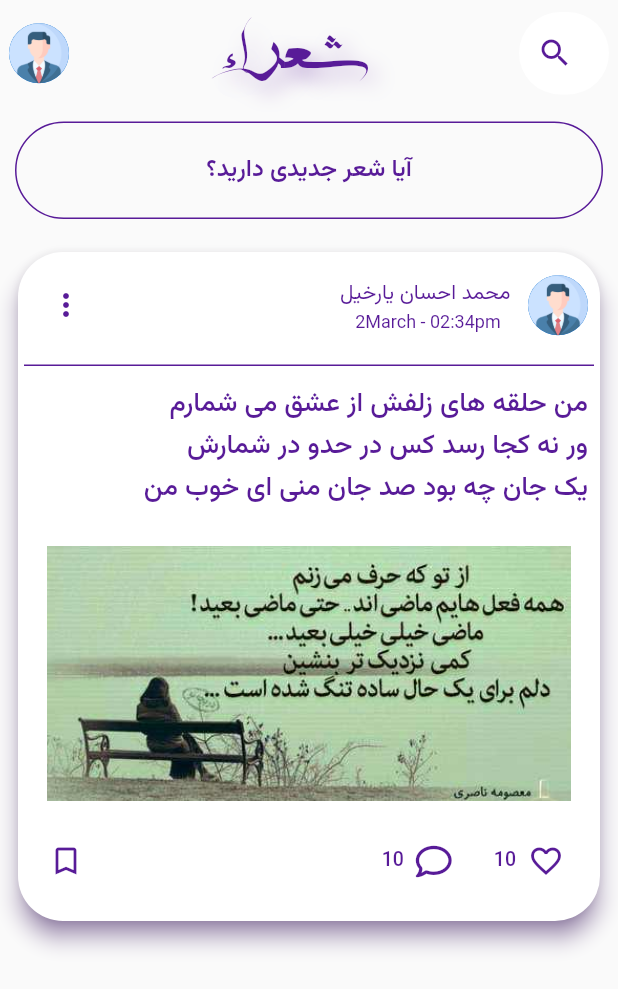
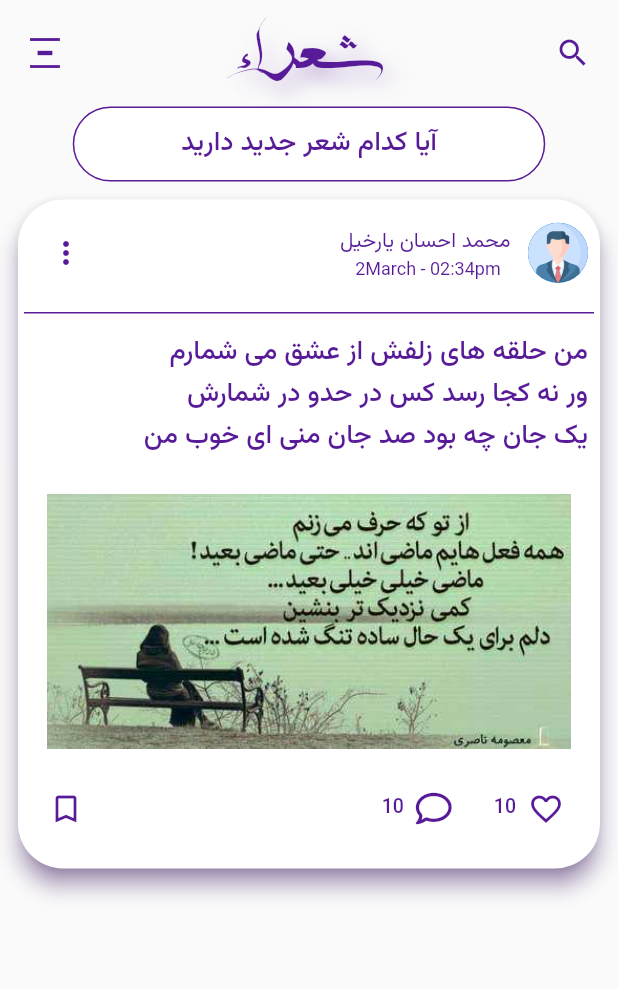
Before and after one commit to SayedNawid/shohaara, a Flutter app: the MainPage screen opened directly, on a phone screen of 412 x 824 dp. Shown: the top 989 px of the screen. Run offline on Flutter 3.47's test engine with Material 2 defaults, Android fonts, the phone set to English and light mode, and no system bars; our stand-ins replace firebase_core, firebase_database, font_awesome_flutter, rive, slide_to_act, smooth_page_indicator; accounts and stored records are empty.

Commit message:
join the pages

```diff
--- a/lib/LoginScreens/components/button_confirm.dart
+++ b/lib/LoginScreens/components/button_confirm.dart
@@ -1,4 +1,5 @@
 import 'package:flutter/material.dart';
+import 'package:shohaara/main_page.dart';
 
 import '../../constants.dart';
 
@@ -11,7 +12,10 @@ class ButtonConfirm extends StatelessWidget {
   Widget build(BuildContext context) {
     return Container(
       child: ElevatedButton(
-        onPressed: () {},
+        onPressed: () {
+          Navigator.push(
+              context, MaterialPageRoute(builder: (context) => MainPage()));
+        },
         child: Text(
           "تآیید",
           style: const TextStyle(
--- a/lib/LoginScreens/sign_in_page.dart
+++ b/lib/LoginScreens/sign_in_page.dart
@@ -104,7 +104,7 @@ class _SignInPageState extends State<SignInPage> {
                 ),
                 RoundedInputField(
                   hintText: "نام کاربری",
-                  iconData: FontAwesomeIcons.user,
+                  iconData: Icons.person,
                   onChanged: (value) {},
                 ),
                 RoundedInputPassword(
--- a/lib/SpalshScreens/OnBoardingSceen.dart
+++ b/lib/SpalshScreens/OnBoardingSceen.dart
@@ -1,7 +1,6 @@
 import 'dart:async';
 import 'package:flutter/material.dart';
 import 'package:font_awesome_flutter/font_awesome_flutter.dart';
-import 'package:shohaara/LoginScreens/LoginPage.dart';
 import 'package:shohaara/SpalshScreens/welcomePage.dart';
 import 'package:shohaara/constants.dart';
 import 'package:shohaara/main_page.dart';
--- a/lib/main_page.dart
+++ b/lib/main_page.dart
@@ -1,6 +1,11 @@
 import 'package:flutter/material.dart';
 import 'package:font_awesome_flutter/font_awesome_flutter.dart';
+import 'package:shohaara/MainCategory/CommentPage.dart';
+import 'package:shohaara/MainCategory/CreatePost.dart';
+import 'package:shohaara/MainCategory/ProfilePage.dart';
+import 'package:shohaara/MainCategory/search_post.dart';
 import 'package:shohaara/constants.dart';
+import 'package:shohaara/navigation/sideMenu.dart';
 
 class MainPage extends StatefulWidget {
   const MainPage({super.key});
@@ -23,8 +28,26 @@ class _MainPageState extends State<MainPage> {
                   child: Row(
                     mainAxisAlignment: MainAxisAlignment.spaceBetween,
                     children: [
-                      CircleAvatar(
-                        backgroundImage: AssetImage("images/profile.png"),
+                      Align(
+                        alignment: Alignment.topLeft,
+                        child: IconButton(
+                          style: IconButton.styleFrom(
+                              minimumSize: const Size(35, 55),
+                              elevation: 0,
+                              backgroundColor: Colors.transparent,
+                              shape: RoundedRectangleBorder(
+                                  borderRadius: BorderRadius.circular(100))),
+                          onPressed: () {
+                            Navigator.push(
+                                context,
+                                MaterialPageRoute(
+                                    builder: (ctx) => SideMenu()));
+                          },
+                          icon: Icon(
+                            Icons.vertical_distribute_outlined,
+                            color: kPrimaryColor,
+                          ),
+                        ),
                       ),
                       Text(
                         "شعراء",
@@ -43,46 +66,54 @@ class _MainPageState extends State<MainPage> {
                       ),
                       Align(
                         alignment: Alignment.topRight,
-                        child: ElevatedButton.icon(
-                            style: ElevatedButton.styleFrom(
+                        child: IconButton(
+                          style: IconButton.styleFrom(
                               minimumSize: const Size(35, 55),
                               elevation: 0,
-                                backgroundColor: Colors.white,
+                              backgroundColor: Colors.transparent,
                               shape: RoundedRectangleBorder(
                                   borderRadius: BorderRadius.circular(100))),
-                            onPressed: () {},
+                          onPressed: () {
+                            Navigator.push(
+                                context,
+                                MaterialPageRoute(
+                                    builder: (context) => SearchPost()));
+                          },
                           icon: Icon(
                             Icons.search,
                             color: kPrimaryColor,
                           ),
-                            label: Text("")),
+                        ),
                       ),
                     ],
                   ),
                 ),
-                Padding(
-                  padding: const EdgeInsets.all(10.0),
-                  child: TextField(
-                    showCursor: true,
-                    cursorColor: kSecondrayColor,
-                    style: TextStyle(
-                        color: kSecondrayColor,
+                Container(
+                  child: ElevatedButton(
+                    onPressed: () {
+                      Navigator.push(
+                          context,
+                          MaterialPageRoute(
+                              builder: ((context) => CreatePost())));
+                    },
+                    child: Text(
+                      "آیا کدام شعر جدید دارید",
+                      style: const TextStyle(
+                          color: kPrimaryColor,
                           fontFamily: "Vazir",
-                        fontSize: 16,
-                        fontWeight: FontWeight.w600),
-                    textAlign: TextAlign.center,
-                    decoration: InputDecoration(
-                      hintText: "آیا شعر جدیدی دارید؟",
-                      hintStyle:
-                          TextStyle(fontFamily: "Vazir", color: kPrimaryColor),
-                      border: InputBorder.none,
-                      enabledBorder: OutlineInputBorder(
-                        borderRadius: BorderRadius.circular(50),
-                        borderSide: BorderSide(width: 1, color: kPrimaryColor),
+                          fontSize: 18),
                     ),
-                      focusedBorder: OutlineInputBorder(
-                        borderRadius: BorderRadius.circular(50),
-                        borderSide: BorderSide(width: 1, color: kPrimaryColor),
+                    style: ElevatedButton.styleFrom(
+                      padding: EdgeInsets.only(left: 15, right: 15),
+                      backgroundColor: Colors.white,
+                      minimumSize: const Size(315, 50),
+                      elevation: 0,
+                      side: BorderSide(
+                        color: kPrimaryColor,
+                      ),
+                      shadowColor: kPrimaryColor,
+                      shape: const RoundedRectangleBorder(
+                        borderRadius: BorderRadius.all(Radius.circular(50)),
                       ),
                     ),
                   ),
@@ -108,7 +139,12 @@ class _MainPageState extends State<MainPage> {
                                     shape: RoundedRectangleBorder(
                                         borderRadius:
                                             BorderRadius.circular(100))),
-                                onPressed: () {},
+                                onPressed: () {
+                                  Navigator.push(
+                                      context,
+                                      MaterialPageRoute(
+                                          builder: (context) => ProfilePage()));
+                                },
                                 icon: Icon(
                                   Icons.more_vert_outlined,
                                   color: kPrimaryColor,
@@ -202,7 +238,13 @@ class _MainPageState extends State<MainPage> {
                                       shape: RoundedRectangleBorder(
                                           borderRadius:
                                               BorderRadius.circular(100))),
-                                  onPressed: () {},
+                                  onPressed: () {
+                                    Navigator.push(
+                                        context,
+                                        MaterialPageRoute(
+                                            builder: (context) =>
+                                                CommentPage()));
+                                  },
                                   icon: Text(
                                     "10",
                                     style: TextStyle(
--- a/pubspec.yaml
+++ b/pubspec.yaml
@@ -21,6 +21,7 @@ dependencies:
   cloud_firestore: ^4.8.4
   firebase_storage: ^11.2.5
   fluttericon: ^2.0.0
+  rive: ^0.11.14
 
 
 dev_dependencies:
```
Also changed, not shown: lib/LoginScreens/sign_up_page.dart (+5 -5 lines), lib/MainCategory/CommentPage.dart (added, +15 -0 lines), lib/MainCategory/CreatePost.dart (added, +16 -0 lines), lib/MainCategory/ProfilePage.dart (added, +15 -0 lines), lib/MainCategory/search_post.dart (added, +15 -0 lines), lib/navigation/InfoCard.dart (added, +31 -0 lines), lib/navigation/sideMenu.dart (added, +48 -0 lines), pubspec.lock, 6 other files. Lines whose indentation alone changed are shown as unchanged.
